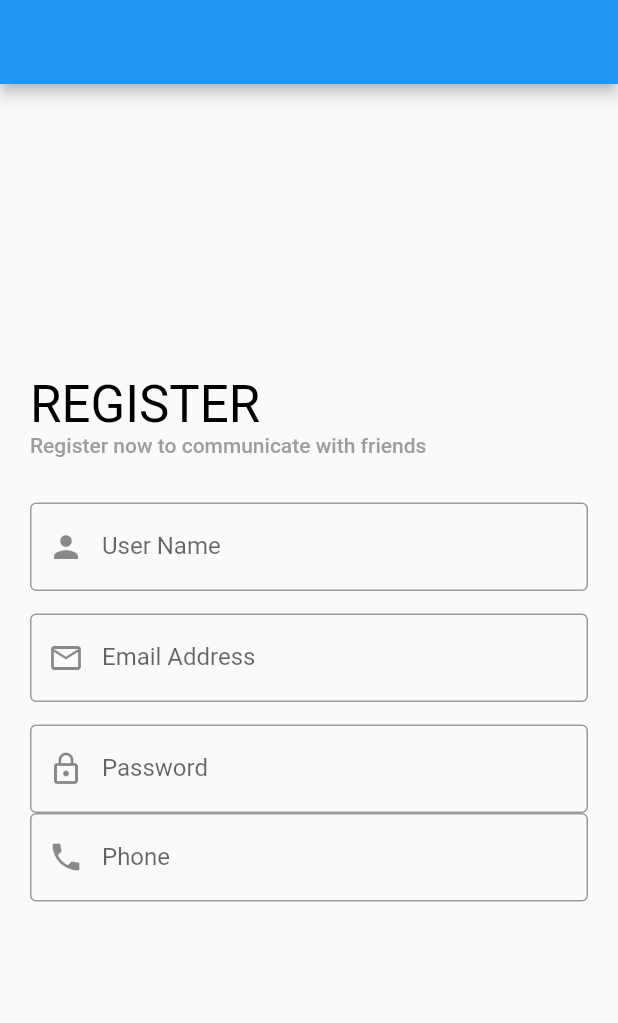
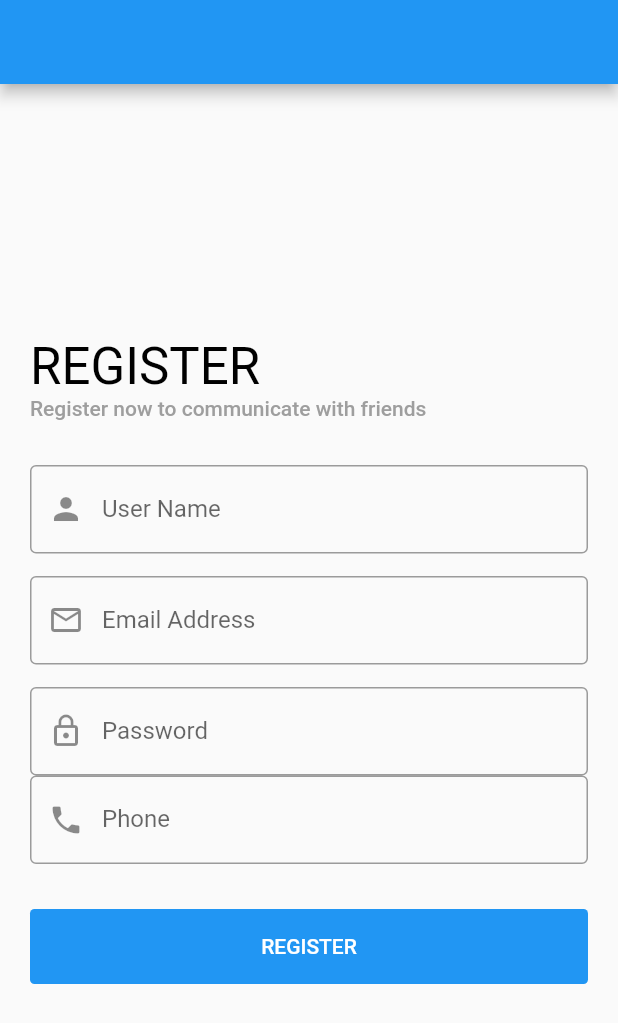
Before and after one commit to Devsaci/manssour_chat_social_app, a Flutter app: the screen it shows after launch, on a phone screen of 412 x 824 dp. Shown: the top 1023 px of the screen. Run offline on Flutter 3.47's test engine with Material 2 defaults, Android fonts, the phone set to English and light mode, and no system bars; our stand-ins replace bloc, conditional_builder_null_safety, dio, flutter_bloc, fluttertoast, shared_preferences; accounts and stored records are empty.

Commit message:
ConditionalBuilder / defaultButton

```diff
--- a/lib/modules/social_register/social_register_screen.dart
+++ b/lib/modules/social_register/social_register_screen.dart
@@ -1,5 +1,6 @@
 // ignore_for_file: prefer_const_literals_to_create_immutables, prefer_const_constructors
 
+import 'package:conditional_builder_null_safety/conditional_builder_null_safety.dart';
 import 'package:flutter/material.dart';
 import 'package:manssour_chat_social_app/components/components.dart';
 
@@ -97,6 +98,15 @@ class SocialRegisterScreen extends StatelessWidget {
                   SizedBox(
                     height: 30.0,
                   ),
+                  ConditionalBuilder(
+                    condition: true,
+                    builder: (BuildContext context) => defaultButton(
+                      function: (){},
+                      text: 'register',
+                    ),
+                    fallback: (context) =>
+                        Center(child: CircularProgressIndicator()),
+                  )
                 ],
               ),
             ),
```
